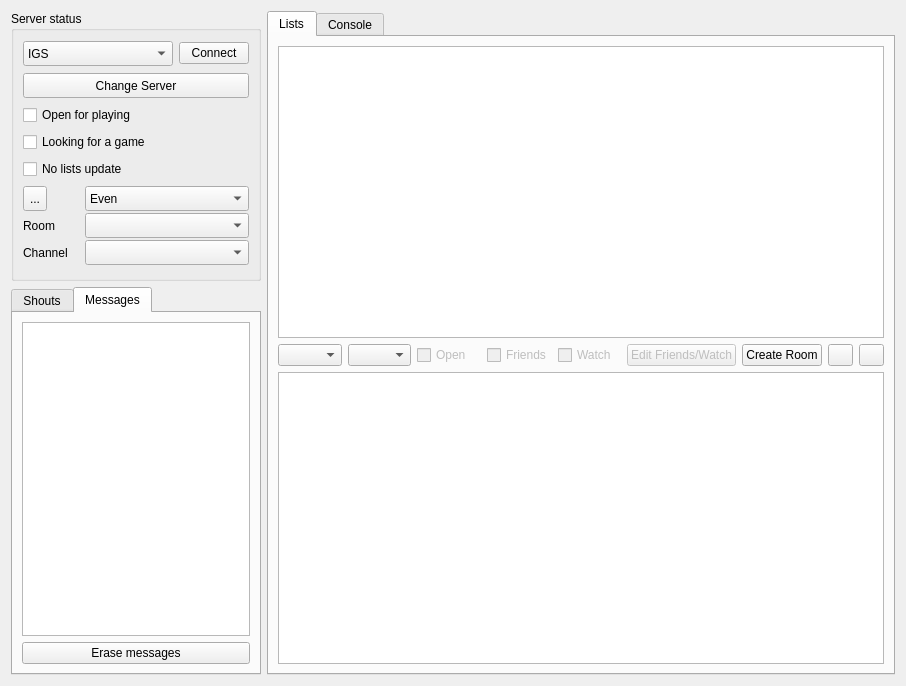
First picture: the form in src/connectionwidget.ui, repository pzorin/qgo, before the edit.
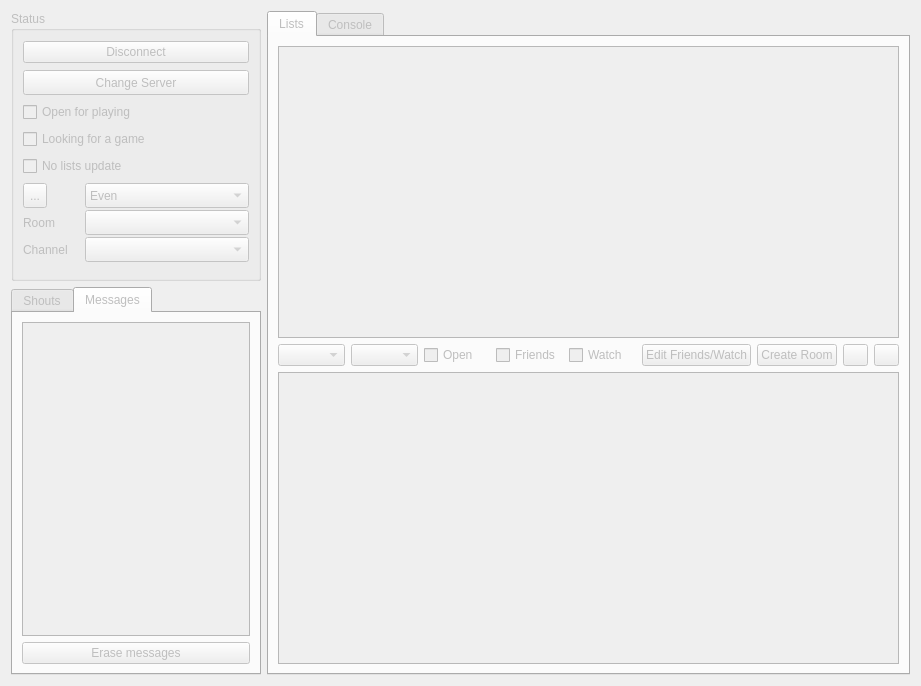
Second picture: the form after the edit. Icons and pictures are not drawn. Custom widgets are drawn as their Qt base class.

Diff of the .ui file:
```diff
--- a/src/connectionwidget.ui
+++ b/src/connectionwidget.ui
@@ -2,11 +2,14 @@
 <ui version="4.0">
  <class>ConnectionWidget</class>
  <widget class="QWidget" name="ConnectionWidget">
+  <property name="enabled">
+   <bool>false</bool>
+  </property>
   <property name="geometry">
    <rect>
     <x>0</x>
     <y>0</y>
-    <width>906</width>
+    <width>921</width>
     <height>686</height>
    </rect>
   </property>
@@ -35,85 +38,27 @@
       </size>
      </property>
      <property name="title">
-      <string>Server status</string>
+      <string>Status</string>
      </property>
      <property name="alignment">
       <set>Qt::AlignLeading|Qt::AlignLeft|Qt::AlignTop</set>
      </property>
      <layout class="QVBoxLayout" name="verticalLayout">
       <item>
-       <layout class="QHBoxLayout" name="horizontalLayout">
-        <item>
-         <widget class="QComboBox" name="serverComboBox">
-          <property name="minimumSize">
-           <size>
-            <width>0</width>
-            <height>25</height>
-           </size>
-          </property>
-          <property name="toolTip">
-           <string>Select service</string>
-          </property>
-          <item>
-           <property name="text">
-            <string>IGS</string>
-           </property>
-          </item>
-          <item>
-           <property name="text">
-            <string>WING</string>
-           </property>
-          </item>
-          <item>
-           <property name="text">
-            <string>LGS</string>
-           </property>
-          </item>
-          <item>
-           <property name="text">
-            <string>CyberORO</string>
-           </property>
-          </item>
-          <item>
-           <property name="text">
-            <string>Tygem</string>
-           </property>
-          </item>
-          <item>
-           <property name="text">
-            <string>eWeiQi</string>
-           </property>
-          </item>
-          <item>
-           <property name="text">
-            <string>Tom</string>
-           </property>
-          </item>
-         </widget>
-        </item>
-        <item>
-         <widget class="QPushButton" name="connectButton">
-          <property name="sizePolicy">
-           <sizepolicy hsizetype="Fixed" vsizetype="Fixed">
-            <horstretch>0</horstretch>
-            <verstretch>0</verstretch>
-           </sizepolicy>
-          </property>
-          <property name="maximumSize">
-           <size>
-            <width>70</width>
-            <height>16777215</height>
-           </size>
-          </property>
-          <property name="text">
-           <string>Connect</string>
-          </property>
-          <property name="checkable">
-           <bool>true</bool>
-          </property>
-         </widget>
-        </item>
-       </layout>
+       <widget class="QPushButton" name="connectButton">
+        <property name="sizePolicy">
+         <sizepolicy hsizetype="Expanding" vsizetype="Fixed">
+          <horstretch>0</horstretch>
+          <verstretch>0</verstretch>
+         </sizepolicy>
+        </property>
+        <property name="text">
+         <string>Disconnect</string>
+        </property>
+        <property name="checkable">
+         <bool>true</bool>
+        </property>
+       </widget>
       </item>
       <item>
        <widget class="QPushButton" name="changeServerButton">
@@ -295,7 +240,7 @@
         <item row="2" column="1">
          <widget class="QComboBox" name="channelComboBox">
           <property name="enabled">
-           <bool>true</bool>
+           <bool>false</bool>
           </property>
           <property name="minimumSize">
            <size>
```
Left out of the diff: 26 changed lines with no effect on the pictures.
